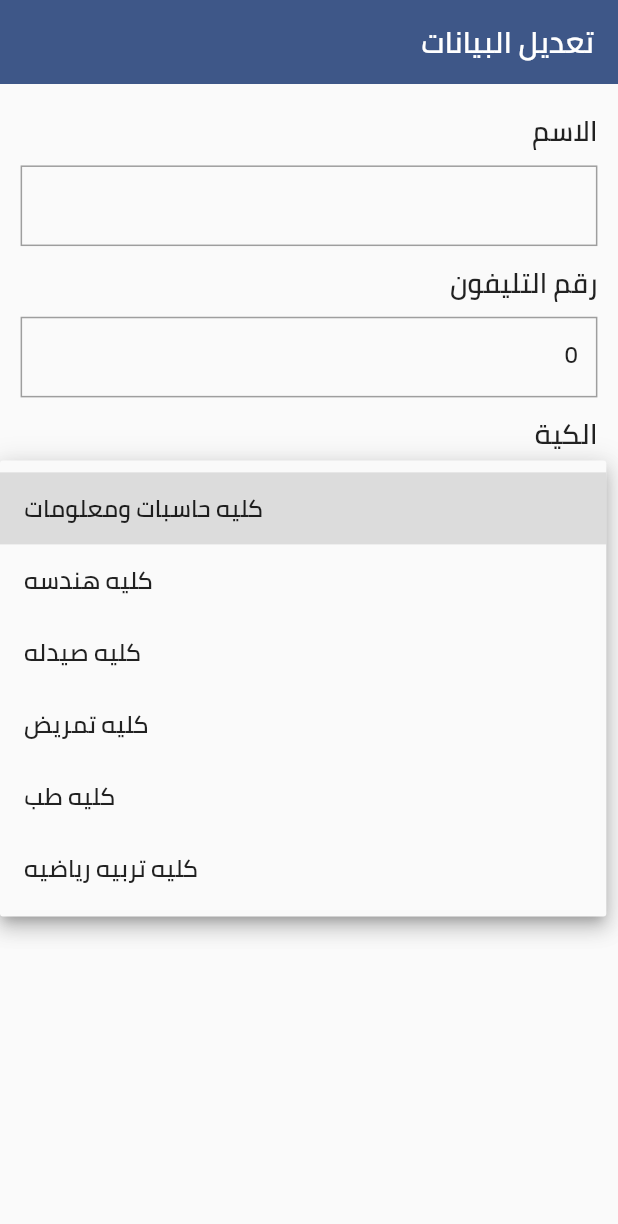
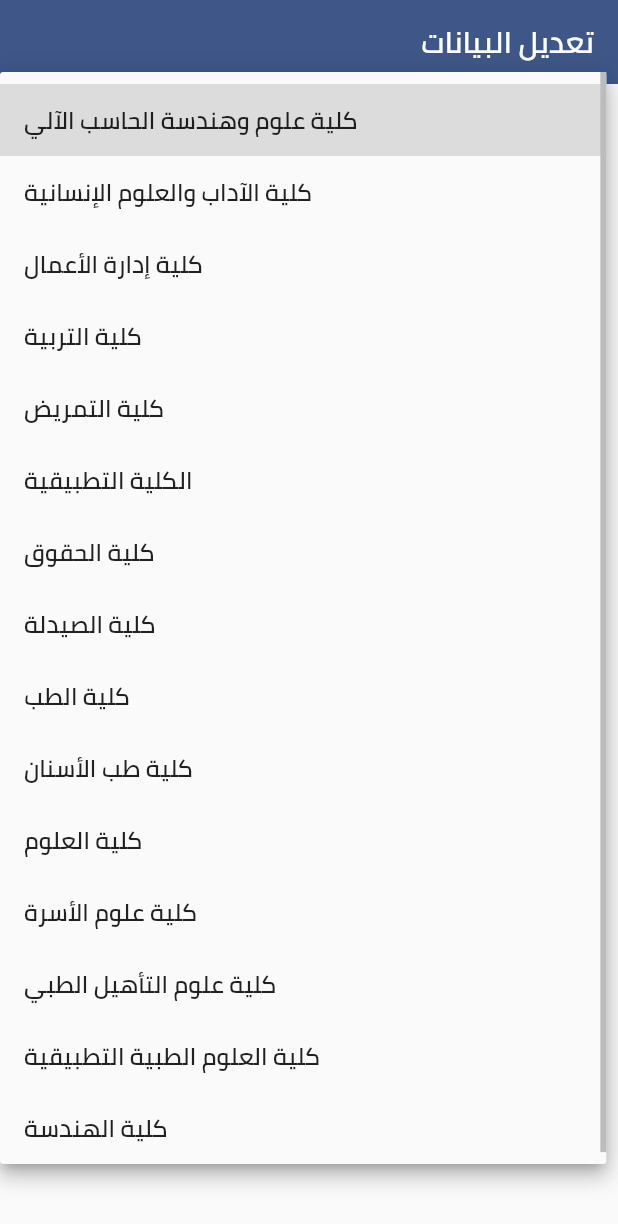
Before and after one commit to mohamedhashim73/Badir-App, a Flutter app: the EditProfileScreen screen opened by its route, after a tap on "اختار", on a phone screen of 412 x 824 dp. Shown: the top 1224 px of the screen. Run offline on Flutter 3.47's test engine with Material 2 defaults, Android fonts, the phone set to English and light mode, and no system bars; our stand-ins replace bloc, cloud_firestore, dartz, equatable, file_picker, firebase_auth and 8 more; accounts and stored records are empty.

Commit message:
finish_opinion_almost_features

```diff
--- a/lib/Core/Constants/constants.dart
+++ b/lib/Core/Constants/constants.dart
@@ -18,9 +18,9 @@ class Constants {
     BlocProvider(create: (context) => LayoutCubit()..getMyData()),
   ];
   static String? userID;
-  static List<String> colleges = ["كليه حاسبات ومعلومات","كليه هندسه","كليه صيدله","كليه تمريض","كليه طب","كليه تربيه رياضيه"];
+  static List<String> colleges = ["كلية علوم وهندسة الحاسب الآلي","كلية الآداب والعلوم الإنسانية","كلية إدارة الأعمال","كلية التربية","كلية التمريض","الكلية التطبيقية","كلية الحقوق","كلية الصيدلة","كلية الطب","كلية طب الأسنان","كلية العلوم","كلية علوم الأسرة","كلية علوم التأهيل الطبي","كلية العلوم الطبية التطبيقية","كلية الهندسة"];
   static List<String> reportTypes = ["خطة سنوية","فعالية","ساعات تطوعية"];
-  static List<String> committees = ["العلمية","الرياضية","الفنية"];
+  static List<String> committees = ["التنظيمية" , "الإعلامية" , "التصميم"];
   static List<String> genderStatus = ["ذكر","أنثي"];
   static String kNotificationsCollectionName = "Notifications";
   static String kUsersCollectionName = "Users";
```
